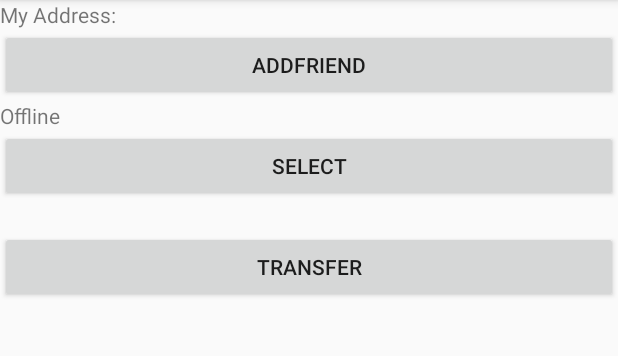
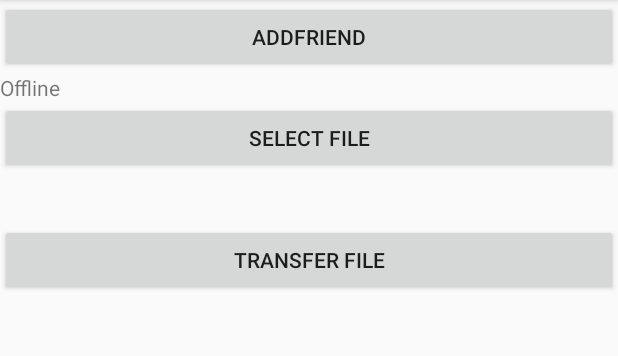
Before and after one commit to elastos/Elastos.NET.Carrier.Demo.FileTransfer.Android, an Android app: the screen it shows after launch (MainActivity), on a phone screen of 412 x 824 dp, the part 84-440 px from its top. Run offline under Robolectric (Android 15) with nearby library versions, the phone set to English and light mode, and no system bars; libraries missing offline, so code that uses them is left out: org.elastos.carrier; 35 statements that could not run were skipped.

Commit message:
Optimize the app's UI.

```diff
--- a/app/src/main/java/org/elastos/app/FileDemo/MainActivity.java
+++ b/app/src/main/java/org/elastos/app/FileDemo/MainActivity.java
@@ -5,6 +5,7 @@ import android.annotation.SuppressLint;
 import android.content.Intent;
 import android.content.pm.PackageManager;
 import android.graphics.BitmapFactory;
+import android.graphics.Color;
 import android.os.Handler;
 import android.os.Message;
 import android.support.design.widget.Snackbar;
@@ -21,9 +22,11 @@ import android.widget.Toast;
 import com.google.zxing.integration.android.IntentIntegrator;
 import com.google.zxing.integration.android.IntentResult;
 
+import org.elastos.carrier.filetransfer.FileTransferState;
+
 public class MainActivity extends AppCompatActivity {
 	private static final String TAG = "MainActivity";
-    private TextView mScancontent;
+    private TextView mFileTransferState;
 	private TextView mFilePath;
 	private TextView mFriendOnline;
 	private TextView mShowingText;
@@ -43,7 +46,7 @@ public class MainActivity extends AppCompatActivity {
     }
 
     private void InitView() {
-        mScancontent = findViewById(R.id.scancontent);
+	    mFileTransferState = findViewById(R.id.filetransferState);
 	    mFilePath = findViewById(R.id.filePath);
 	    mFriendOnline = findViewById(R.id.friendOnline);
 		mShowingText = findViewById(R.id.showingText);
@@ -96,6 +99,10 @@ public class MainActivity extends AppCompatActivity {
 		    @Override
 		    public void run() {
 			    sSimpleCarrier = SimpleCarrier.getInstance(MainActivity.this, mHandler);
+
+			    Message msg = new Message();
+			    msg.what = SimpleCarrier.ADDRESS;
+			    mHandler.sendMessage(msg);
 		    }
 	    });
 	    thread.start();
@@ -104,9 +111,8 @@ public class MainActivity extends AppCompatActivity {
 	public class CarrierHandler extends Handler {
 		@Override
 		public void handleMessage(Message msg) {
-			//TODO
 			switch (msg.what) {
-				case SimpleCarrier.ONREADY: {
+				case SimpleCarrier.ADDRESS: {
 					mQRCodeImage.setImageBitmap(QRCodeUtils.createQRCodeBitmap(sSimpleCarrier.MyAddress()));
 					Log.d(TAG, String.format("MyAddress=[%s]",sSimpleCarrier.MyAddress()));
 					break;
@@ -131,10 +137,25 @@ public class MainActivity extends AppCompatActivity {
 					sendData(fileId);
 					break;
 				}
-				case SimpleCarrier.SHOWINGFILE: {
+				case SimpleCarrier.SHOWINGFILEPATH: {
 					String filePath = (String)msg.obj;
 					mReceiveFile.setImageBitmap(BitmapFactory.decodeFile(filePath));
-					mShowingText.setText("Received file path="+filePath);
+					mShowingText.setText("Received file path=" + filePath);
+					break;
+				}
+				case SimpleCarrier.TRANSFERSTATE: {
+					//TODO
+					String state = (String)msg.obj;
+					if (FileTransferState.Failed.toString().equals(state)) {
+						//Font color: Red
+						mFileTransferState.setTextColor(Color.RED);
+					}
+					else {
+						//Font color: green
+						mFileTransferState.setTextColor(Color.GREEN);
+					}
+
+					mFileTransferState.setText("FileTransfer state: " + state);
 					break;
 				}
 			}
@@ -161,8 +182,6 @@ public class MainActivity extends AppCompatActivity {
 	    if (scanResult != null) {
 		    String result = scanResult.getContents();
 		    if (result != null && !result.isEmpty()) {
-			    mScancontent.setText(result);
-
 			    //TODO Add friend.
 			    Log.d(TAG, String.format("onActivityResult==scanResult=[%s]",result));
 			    sSimpleCarrier.AddFriend(result);
@@ -194,7 +213,7 @@ public class MainActivity extends AppCompatActivity {
     private void requestCameraPermission() {
         if (ActivityCompat.shouldShowRequestPermissionRationale(this,
                 Manifest.permission.CAMERA)) {
-            Snackbar.make(mScancontent, "获取摄像头权限",
+            Snackbar.make(mFileTransferState, "获取摄像头权限",
                     Snackbar.LENGTH_INDEFINITE)
                     .setAction("OK", new View.OnClickListener() {
                         @Override
--- a/app/src/main/java/org/elastos/app/FileDemo/SimpleCarrier.java
+++ b/app/src/main/java/org/elastos/app/FileDemo/SimpleCarrier.java
@@ -33,11 +33,12 @@ class SimpleCarrier {
 	private static String sBasePath;
 
 	//MSG TYPE
-	static final int ONREADY = 1;
+	static final int ADDRESS = 0;
+	static final int TRANSFERSTATE = 1;
 	static final int FRIENDONLINE = 2;
 	static final int SHOWING = 3;
 	static final int SHOWINGTEXT = 4;
-	static final int SHOWINGFILE = 5;
+	static final int SHOWINGFILEPATH = 5;
 	static final int SENDINGDATA = 6;
 
 	private static String sCurrentUserId = null;
@@ -143,6 +144,7 @@ class SimpleCarrier {
 	static class TransferHandler implements FileTransferHandler {
 		@Override
 		public void onStateChanged(FileTransfer filetransfer, FileTransferState state) {
+			sendMessage(TRANSFERSTATE, state.toString());
 			Log.d(TAG, String.format("onStateChanged==state=[%s]",state.toString()));
 		}
 
@@ -175,12 +177,12 @@ class SimpleCarrier {
 			sReceiveDataLen += data.length;
 			sendMessage(SHOWINGTEXT, String.format(Locale.US, "ReceiveData  count = [%d], Len=[%d]", sReceiveDataCount, sReceiveDataLen));
 
-			String filePath = sBasePath + "/" + fileId;
+			String filePath = sBasePath + "/" + fileId.substring(0, 8);
 			Utils.byte2File(data, filePath);
 
 			if (sReceiveFileSize == sReceiveDataLen) {
 				//TODO: show the File path.
-				sendMessage(SHOWINGFILE, filePath);
+				sendMessage(SHOWINGFILEPATH, filePath);
 			}
 			return true;
 		}
@@ -218,13 +220,16 @@ class SimpleCarrier {
 						final int SIZE = 1024;
 						fis = new FileInputStream(file);
 						byte[] buffer = new byte[SIZE];
-						int len, total = 0;
+						int len;
+						long sent = 0;
+						String percentString;
 						while ((len = fis.read(buffer)) != -1) {
 							//write Data
 							writeData(fileId, buffer, len);
-							total += len;
-							Log.d(TAG, String.format(Locale.US, "sending len=[%d]", total));
-							sendMessage(SHOWINGTEXT, String.format("sending fileSize=[%d], sent=[%d], percent[]", FILESIZE, total));
+							sent += len;
+							Log.d(TAG, String.format(Locale.US, "sending len=[%d]", sent));
+							percentString = "" + (sent * 100 / FILESIZE) + "%";
+							sendMessage(SHOWINGTEXT, String.format("sending: sent=[%d], percent[%s]", sent, percentString));
 						}
 					}
 					catch (IOException e) {
@@ -266,7 +271,7 @@ class SimpleCarrier {
 	static class CarrierHandler extends AbstractCarrierHandler {
 		@Override
 		public void onReady(Carrier carrier) {
-			sendMessage();
+			Log.d(TAG, "===onReady===");
 		}
 
 		@Override
@@ -285,20 +290,17 @@ class SimpleCarrier {
 
 			Message msg = new Message();
 			msg.what = FRIENDONLINE;
-			msg.obj = "The friend is Offline";
+			String content = "The friend is Offline";
 			sCurrentUserId = null;
 			if (status == ConnectionStatus.Connected) {
-				msg.obj = "The friend is Online";
+				content = "The friend is Online";
 				sCurrentUserId = friendId;
 			}
+
+			content += " : " + friendId.substring(0, 8);
+			msg.obj = content;
 			mHandler.sendMessage(msg);
 		}
-	}
-
-	private static void sendMessage() {
-		Message msg = new Message();
-		msg.what = ONREADY;
-		mHandler.sendMessage(msg);
 	}
 
 	private static void sendShowingMessage(String content) {
--- a/app/src/main/res/layout/activity_main.xml
+++ b/app/src/main/res/layout/activity_main.xml
@@ -6,16 +6,6 @@
     android:layout_height="match_parent"
     android:orientation="vertical"
     tools:context="org.elastos.app.FileDemo.MainActivity">
-
-    <TextView
-        android:id="@+id/scancontent"
-        android:layout_width="wrap_content"
-        android:layout_height="wrap_content"
-        android:text="My Address:"
-        app:layout_constraintBottom_toBottomOf="parent"
-        app:layout_constraintLeft_toLeftOf="parent"
-        app:layout_constraintRight_toRightOf="parent"
-        app:layout_constraintTop_toTopOf="parent" />
 
     <ImageView
         android:id="@+id/myaddressqrcode"
@@ -34,7 +24,6 @@
         android:layout_width="wrap_content"
         android:layout_height="wrap_content"
         android:text="Offline"
-        app:layout_constraintBottom_toBottomOf="parent"
         app:layout_constraintLeft_toLeftOf="parent"
         app:layout_constraintRight_toRightOf="parent"
         app:layout_constraintTop_toTopOf="parent" />
@@ -43,13 +32,21 @@
         android:id="@+id/selectFile"
         android:layout_width="match_parent"
         android:layout_height="wrap_content"
-        android:text="Select" />
+        android:text="Select File" />
 
     <TextView
         android:id="@+id/filePath"
         android:layout_width="wrap_content"
         android:layout_height="wrap_content"
-        app:layout_constraintBottom_toBottomOf="parent"
+        app:layout_constraintLeft_toLeftOf="parent"
+        app:layout_constraintRight_toRightOf="parent"
+        android:textSize="10sp"
+        app:layout_constraintTop_toTopOf="parent" />
+
+    <TextView
+        android:id="@+id/filetransferState"
+        android:layout_width="wrap_content"
+        android:layout_height="wrap_content"
         app:layout_constraintLeft_toLeftOf="parent"
         app:layout_constraintRight_toRightOf="parent"
         app:layout_constraintTop_toTopOf="parent" />
@@ -58,13 +55,12 @@
         android:id="@+id/filetransfer"
         android:layout_width="match_parent"
         android:layout_height="wrap_content"
-        android:text="Transfer" />
+        android:text="Transfer File" />
 
     <TextView
         android:id="@+id/showingText"
         android:layout_width="wrap_content"
         android:layout_height="wrap_content"
-        app:layout_constraintBottom_toBottomOf="parent"
         app:layout_constraintLeft_toLeftOf="parent"
         app:layout_constraintRight_toRightOf="parent"
         app:layout_constraintTop_toTopOf="parent" />
```
